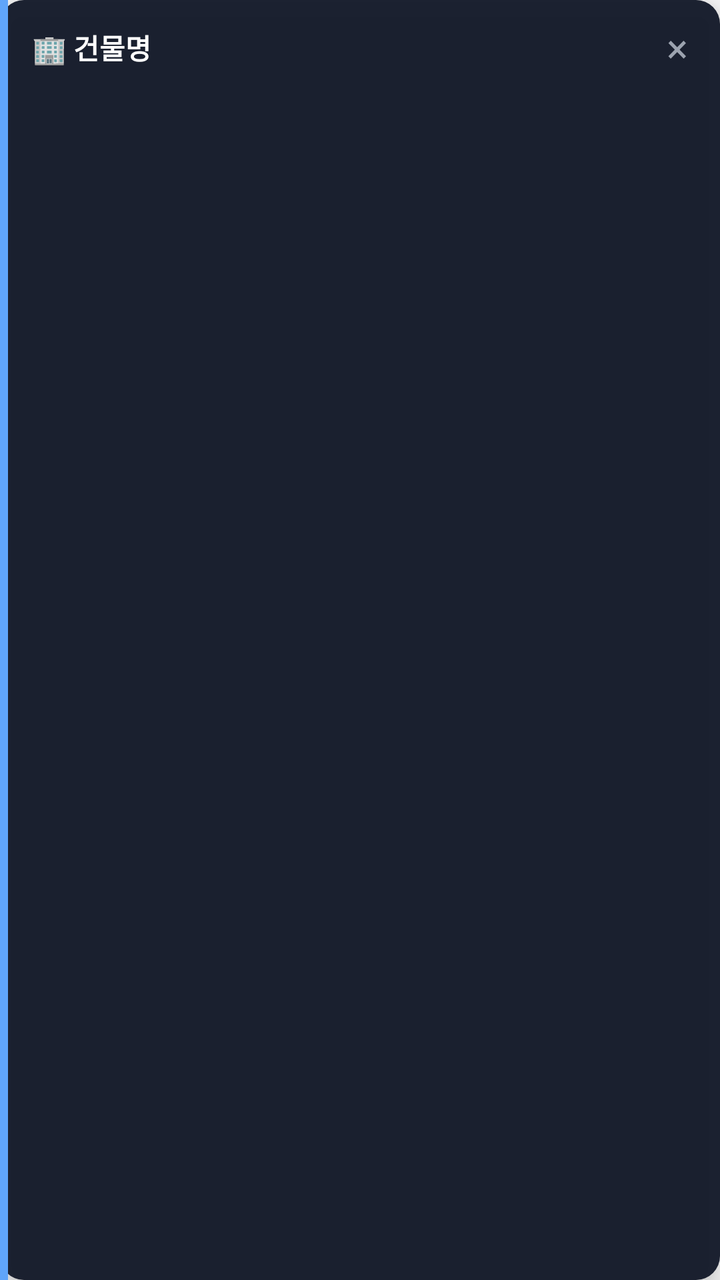
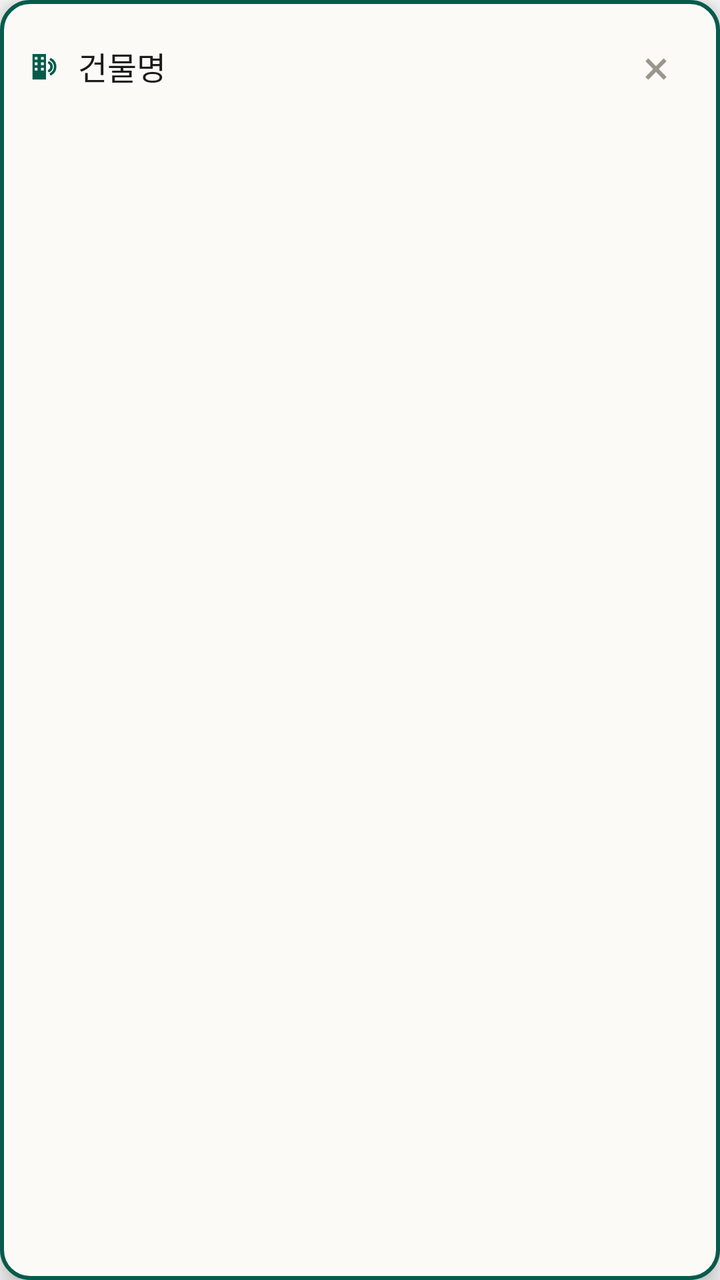

An Android layout rendered at two revisions. The XML below is the earlier revision; the diff shows what the commit changed to produce the second picture.
<!-- AndroidManifest.xml: application theme AppTheme -->
<!-- res/layout/toast_card.xml -->
<?xml version="1.0" encoding="utf-8"?>
<LinearLayout xmlns:android="http://schemas.android.com/apk/res/android"
    android:id="@+id/toast_root"
    android:layout_width="wrap_content"
    android:layout_height="wrap_content"
    android:orientation="vertical"
    android:background="@drawable/toast_bg_blue"
    android:elevation="8dp"
    android:maxWidth="320dp"
    android:paddingStart="16dp"
    android:paddingEnd="12dp"
    android:paddingTop="10dp"
    android:paddingBottom="10dp">

    <LinearLayout
        android:layout_width="match_parent"
        android:layout_height="wrap_content"
        android:orientation="horizontal"
        android:gravity="center_vertical">

        <TextView
            android:id="@+id/toast_name"
            android:layout_width="0dp"
            android:layout_height="wrap_content"
            android:layout_weight="1"
            android:text="🏢 건물명"
            android:textColor="#FFFFFF"
            android:textSize="14sp"
            android:textStyle="bold"
            android:maxLines="2" />

        <TextView
            android:id="@+id/toast_close"
            android:layout_width="wrap_content"
            android:layout_height="wrap_content"
            android:text="×"
            android:textColor="#9CA3AF"
            android:textSize="20sp"
            android:paddingStart="8dp"
            android:paddingEnd="4dp" />
    </LinearLayout>

    <TextView
        android:id="@+id/toast_memo"
        android:layout_width="match_parent"
        android:layout_height="wrap_content"
        android:layout_marginTop="6dp"
        android:text=""
        android:textColor="#FDE68A"
        android:textSize="12sp"
        android:fontFamily="monospace"
        android:visibility="gone" />

    <TextView
        android:id="@+id/toast_hint"
        android:layout_width="match_parent"
        android:layout_height="wrap_content"
        android:layout_marginTop="6dp"
        android:text="✏️ 2초 누르면 상세보기"
        android:textColor="#6B7280"
        android:textSize="10sp"
        android:gravity="center"
        android:visibility="gone" />
</LinearLayout>
<!-- resources referenced by this layout -->
<resources>
  <!-- drawable toast_bg_blue (drawable) -->
  <?xml version="1.0" encoding="utf-8"?>
  <layer-list xmlns:android="http://schemas.android.com/apk/res/android">
      <item>
          <shape android:shape="rectangle">
              <solid android:color="#F2111827" />
              <corners android:radius="12dp" />
          </shape>
      </item>
      <item android:gravity="left" android:width="4dp">
          <shape android:shape="rectangle">
              <solid android:color="#60A5FA" />
          </shape>
      </item>
  </layer-list>
  <style name="AppTheme" parent="Theme.AppCompat.DayNight.NoActionBar">
      <item name="android:enforceNavigationBarContrast" tools:targetApi="29">true</item>
      <item name="android:editTextBackground">@drawable/rn_edit_text_material</item>
      <item name="colorPrimary">@color/colorPrimary</item>
      <item name="android:statusBarColor">#ffffff</item>
    </style>
  <!-- drawable rn_edit_text_material (drawable) -->
  <?xml version="1.0" encoding="utf-8"?>
  <inset xmlns:android="http://schemas.android.com/apk/res/android"
         android:insetLeft="@dimen/abc_edit_text_inset_horizontal_material"
         android:insetRight="@dimen/abc_edit_text_inset_horizontal_material"
         android:insetTop="@dimen/abc_edit_text_inset_top_material"
         android:insetBottom="@dimen/abc_edit_text_inset_bottom_material"
         >
  
      <selector>
          
          <item android:state_enabled="false" android:drawable="@drawable/abc_textfield_default_mtrl_alpha"/>
          <item android:drawable="@drawable/abc_textfield_activated_mtrl_alpha"/>
      </selector>
  
  </inset>
  <color name="colorPrimary">#023c69</color>
</resources>

<!-- the commit's change to res/layout/toast_card.xml (unified diff, before → after) -->
@@ -1,64 +1,92 @@
 <?xml version="1.0" encoding="utf-8"?>
 <LinearLayout xmlns:android="http://schemas.android.com/apk/res/android"
     android:id="@+id/toast_root"
-    android:layout_width="wrap_content"
+    android:layout_width="match_parent"
     android:layout_height="wrap_content"
     android:orientation="vertical"
     android:background="@drawable/toast_bg_blue"
     android:elevation="8dp"
-    android:maxWidth="320dp"
-    android:paddingStart="16dp"
-    android:paddingEnd="12dp"
-    android:paddingTop="10dp"
-    android:paddingBottom="10dp">
+    android:paddingStart="14dp"
+    android:paddingEnd="10dp"
+    android:paddingTop="11dp"
+    android:paddingBottom="12dp">
 
+    
     <LinearLayout
         android:layout_width="match_parent"
         android:layout_height="wrap_content"
         android:orientation="horizontal"
         android:gravity="center_vertical">
 
+        <ImageView
+            android:id="@+id/toast_icon"
+            android:layout_width="18dp"
+            android:layout_height="18dp"
+            android:layout_marginEnd="7dp"
+            android:src="@drawable/ic_sr_symbol"
+            android:tint="#075B4B"
+            android:contentDescription="@null" />
+
         <TextView
             android:id="@+id/toast_name"
             android:layout_width="0dp"
             android:layout_height="wrap_content"
             android:layout_weight="1"
-            android:text="🏢 건물명"
-            android:textColor="#FFFFFF"
-            android:textSize="14sp"
-            android:textStyle="bold"
-            android:maxLines="2" />
+            android:text="건물명"
+            android:textColor="#1A1A18"
+            android:textSize="16sp"
+            android:textStyle="normal"
+            android:maxLines="2"
+            android:ellipsize="end" />
 
+        
         <TextView
             android:id="@+id/toast_close"
-            android:layout_width="wrap_content"
-            android:layout_height="wrap_content"
+            android:layout_width="44dp"
+            android:layout_height="44dp"
             android:text="×"
-            android:textColor="#9CA3AF"
-            android:textSize="20sp"
-            android:paddingStart="8dp"
-            android:paddingEnd="4dp" />
+            android:textColor="#9A968C"
+            android:textSize="24sp"
+            android:gravity="center" />
     </LinearLayout>
 
+    
     <TextView
         android:id="@+id/toast_memo"
         android:layout_width="match_parent"
         android:layout_height="wrap_content"
-        android:layout_marginTop="6dp"
+        android:layout_marginTop="7dp"
+        android:background="@drawable/toast_memo_bg"
+        android:paddingStart="12dp"
+        android:paddingEnd="12dp"
+        android:paddingTop="8dp"
+        android:paddingBottom="9dp"
         android:text=""
-        android:textColor="#FDE68A"
-        android:textSize="12sp"
+        android:textColor="#075B4B"
+        android:textSize="30sp"
         android:fontFamily="monospace"
+        android:lineSpacingExtra="2dp"
+        android:visibility="gone" />
+
+    
+    <TextView
+        android:id="@+id/toast_dist"
+        android:layout_width="match_parent"
+        android:layout_height="wrap_content"
+        android:layout_marginTop="7dp"
+        android:text=""
+        android:textColor="#6E6C66"
+        android:textSize="13sp"
         android:visibility="gone" />
 
     <TextView
         android:id="@+id/toast_hint"
         android:layout_width="match_parent"
         android:layout_height="wrap_content"
-        android:layout_marginTop="6dp"
-        android:text="✏️ 2초 누르면 상세보기"
-        android:textColor="#6B7280"
-        android:textSize="10sp"
+        android:layout_marginTop="7dp"
+        android:text="두 번 탭 → 상세보기"
+        android:textColor="#9A968C"
+        android:textSize="11sp"
         android:gravity="center"
         android:visibility="gone" />
 </LinearLayout>
<!-- resource entries referenced after the edit -->
@@ -1,20 +1,49 @@
 <!-- resources referenced by this layout -->
 <resources>
+  <!-- drawable ic_sr_symbol (drawable) -->
+  <?xml version="1.0" encoding="utf-8"?>
+  <vector xmlns:android="http://schemas.android.com/apk/res/android"
+      android:width="24dp"
+      android:height="24dp"
+      android:viewportWidth="24"
+      android:viewportHeight="24">
+  
+      
+      <path
+          android:fillColor="#FFFFFF"
+          android:fillType="evenOdd"
+          android:pathData="M3,4h9v17h-9z M4.5,6h1.8v1.8h-1.8z M8.7,6h1.8v1.8h-1.8z M4.5,9.6h1.8v1.8h-1.8z M8.7,9.6h1.8v1.8h-1.8z M4.5,13.2h1.8v1.8h-1.8z M8.7,13.2h1.8v1.8h-1.8z" />
+  
+      
+      <path
+          android:pathData="M14.1,9.73 A3.2,3.2 0 0 1 14.1,15.27"
+          android:strokeColor="#FFFFFF"
+          android:strokeWidth="1.7"
+          android:strokeLineCap="round" />
+  
+      
+      <path
+          android:pathData="M15.3,7.65 A5.6,5.6 0 0 1 15.3,17.35"
+          android:strokeColor="#FFFFFF"
+          android:strokeWidth="1.7"
+          android:strokeLineCap="round" />
+  </vector>
   <!-- drawable toast_bg_blue (drawable) -->
   <?xml version="1.0" encoding="utf-8"?>
-  <layer-list xmlns:android="http://schemas.android.com/apk/res/android">
-      <item>
-          <shape android:shape="rectangle">
-              <solid android:color="#F2111827" />
-              <corners android:radius="12dp" />
-          </shape>
-      </item>
-      <item android:gravity="left" android:width="4dp">
-          <shape android:shape="rectangle">
-              <solid android:color="#60A5FA" />
-          </shape>
-      </item>
-  </layer-list>
+  <shape xmlns:android="http://schemas.android.com/apk/res/android"
+      android:shape="rectangle">
+      <solid android:color="#FBFAF7" />
+      <corners android:radius="14dp" />
+      
+      <stroke android:width="2dp" android:color="#075B4B" />
+  </shape>
+  <!-- drawable toast_memo_bg (drawable) -->
+  <?xml version="1.0" encoding="utf-8"?>
+  <shape xmlns:android="http://schemas.android.com/apk/res/android"
+      android:shape="rectangle">
+      <solid android:color="#EFEDE6" />
+      <corners android:radius="10dp" />
+  </shape>
   <style name="AppTheme" parent="Theme.AppCompat.DayNight.NoActionBar">
       <item name="android:enforceNavigationBarContrast" tools:targetApi="29">true</item>
       <item name="android:editTextBackground">@drawable/rn_edit_text_material</item>
